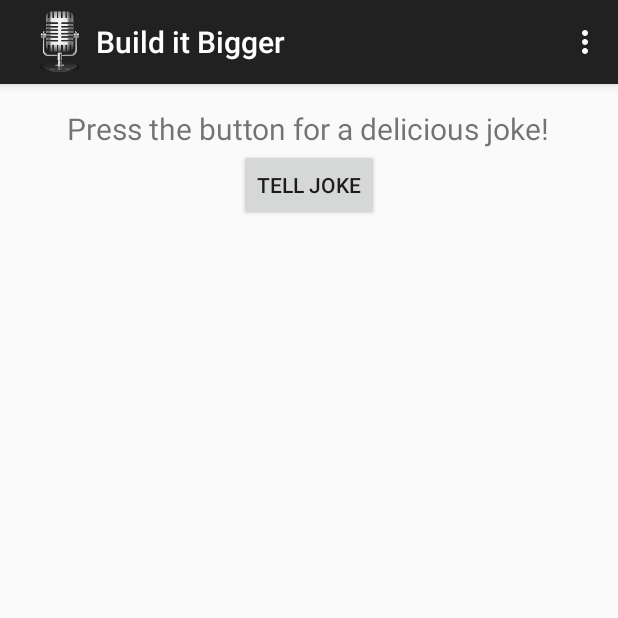
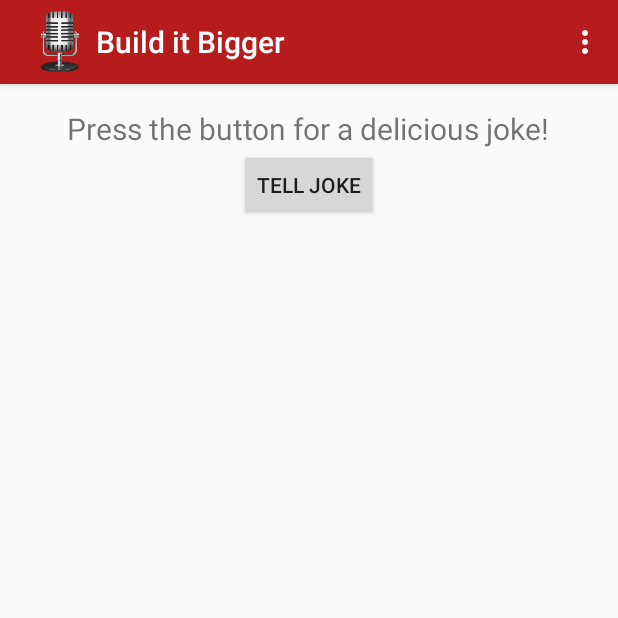
Before and after one commit to Suver1/Build-It-Bigger, an Android app: the screen it shows after launch (MainActivity), on a phone screen of 412 x 824 dp, the top half of it. Run offline under Robolectric (Android 15) with nearby library versions, the phone set to English and light mode, and no system bars; our stand-ins replace AdMob.

Commit message:
Set background color to action bar

```diff
--- a/app/src/main/java/com/udacity/gradle/builditbigger/MainActivity.java
+++ b/app/src/main/java/com/udacity/gradle/builditbigger/MainActivity.java
@@ -1,5 +1,6 @@
 package com.udacity.gradle.builditbigger;
 
+import android.graphics.drawable.ColorDrawable;
 import android.support.v7.app.ActionBar;
 import android.os.Bundle;
 import android.support.v7.app.AppCompatActivity;
@@ -21,6 +22,7 @@ public class MainActivity extends AppCompatActivity {
         if (actionBar != null) {
             actionBar.setDisplayShowHomeEnabled(true);
             actionBar.setIcon(R.mipmap.ic_launcher);
+            actionBar.setBackgroundDrawable(new ColorDrawable(getResources().getColor(R.color.red900)));
         }
     }
 
```
